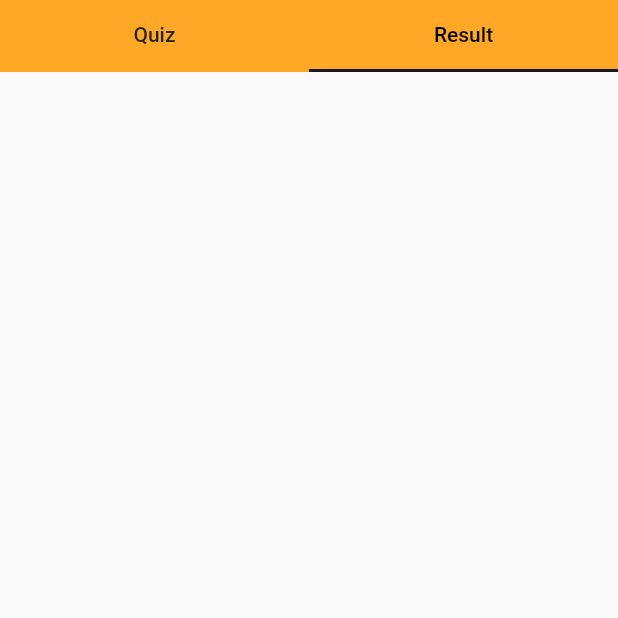
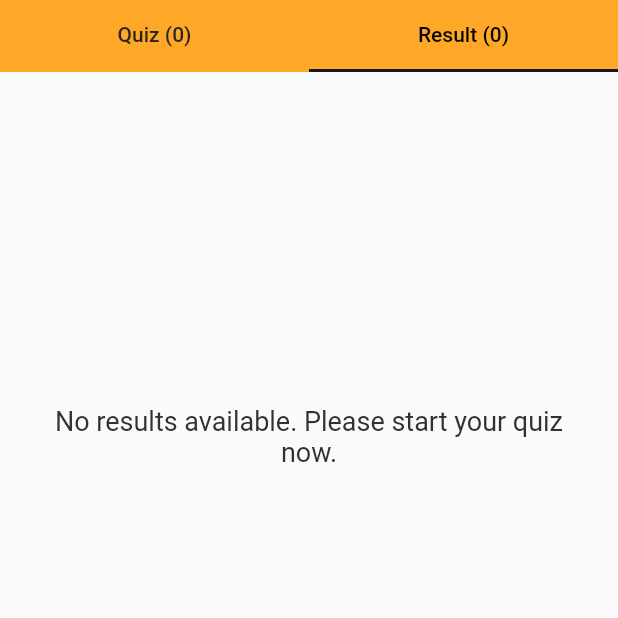
Before and after one commit to gourabb8273/flutter-quiz-app, a Flutter app: the TabNavigationPage screen opened directly, tab 2 chosen, on a phone screen of 412 x 824 dp, the top half of it. Run offline on Flutter 3.47's test engine with Material 2 defaults, Android fonts, the phone set to English and light mode, and no system bars; our stand-ins replace cloud_firestore, firebase_auth, firebase_core; accounts and stored records are empty.

Commit message:
adding quiz and result count

```diff
--- a/lib/pages/home_page.dart
+++ b/lib/pages/home_page.dart
@@ -1,10 +1,17 @@
 import 'package:flutter/material.dart';
+import 'package:provider/provider.dart';
+import '../store/user.dart';
+import '../store/quiz.dart';
 import '../widgets/quiz_tab.dart';
 import '../widgets/result_tab.dart';
 
 class TabNavigationPage extends StatelessWidget {
   @override
   Widget build(BuildContext context) {
+    final quizResponse =
+        Provider.of<UserStore>(context, listen: false).userQuizResponse;
+    final quizTopic =
+        Provider.of<QuizStore>(context, listen: false).quizTopics;
     return DefaultTabController(
       length: 2,
       child: Scaffold(
@@ -18,10 +25,10 @@ class TabNavigationPage extends StatelessWidget {
                 unselectedLabelColor: Color.fromARGB(255, 39, 35, 35),
                 tabs: [
                   Tab(
-                    text: 'Quiz',
+                    text: 'Quiz (${quizTopic.length})',
                   ),
                   Tab(
-                    text: 'Result',
+                    text: 'Result (${quizResponse.length})',
                   ),
                 ],
               ),
--- a/lib/widgets/result_tab.dart
+++ b/lib/widgets/result_tab.dart
@@ -8,12 +8,14 @@ class ResultTab extends StatelessWidget {
   Widget build(BuildContext context) {
     final quizResponse =
         Provider.of<UserStore>(context, listen: false).userQuizResponse;
+
     // Sort quizResponse list by date
     quizResponse.sort((a, b) {
       DateTime dateA = DateTime.parse(a['date']);
       DateTime dateB = DateTime.parse(b['date']);
       return dateB.compareTo(dateA);
     });
+
     return Scaffold(
       appBar: PreferredSize(
         preferredSize: Size.fromHeight(0),
@@ -23,7 +25,26 @@ class ResultTab extends StatelessWidget {
         child: Padding(
           padding: const EdgeInsets.all(16.0),
           child: Column(
-            crossAxisAlignment: CrossAxisAlignment.start,
+            crossAxisAlignment: CrossAxisAlignment.center,
+            children: [
+              SizedBox(height: 10), // Add top margin
+              if (quizResponse.isEmpty)
+                Container(
+                  alignment: Alignment.center,
+                  margin: EdgeInsets.symmetric(vertical: 180),
+                  padding: EdgeInsets.all(16),
+                  decoration: BoxDecoration(
+                    borderRadius: BorderRadius.circular(8),
+                  ),
+                  child: Text(
+                    'No results available. Please start your quiz now.',
+                    style: TextStyle(fontSize: 18, color: Color.fromARGB(255, 50, 49, 49)),
+                    textAlign: TextAlign.center,
+                  ),
+                )
+              else
+                Column(
+                  crossAxisAlignment: CrossAxisAlignment.center,
                   children: [
                     for (var result in quizResponse)
                       Container(
@@ -54,7 +75,8 @@ class ResultTab extends StatelessWidget {
                                 Text(
                                   '${result['topic']}',
                                   style: TextStyle(
-                                fontSize: 18, fontWeight: FontWeight.bold),
+                                      fontSize: 18,
+                                      fontWeight: FontWeight.bold),
                                 ),
                                 Text(
                                   'Percentage: ${result['percentage']}%',
@@ -83,6 +105,8 @@ class ResultTab extends StatelessWidget {
                       ),
                   ],
                 ),
+            ],
+          ),
         ),
       ),
     );
```
Lines whose indentation alone changed are shown as unchanged.
